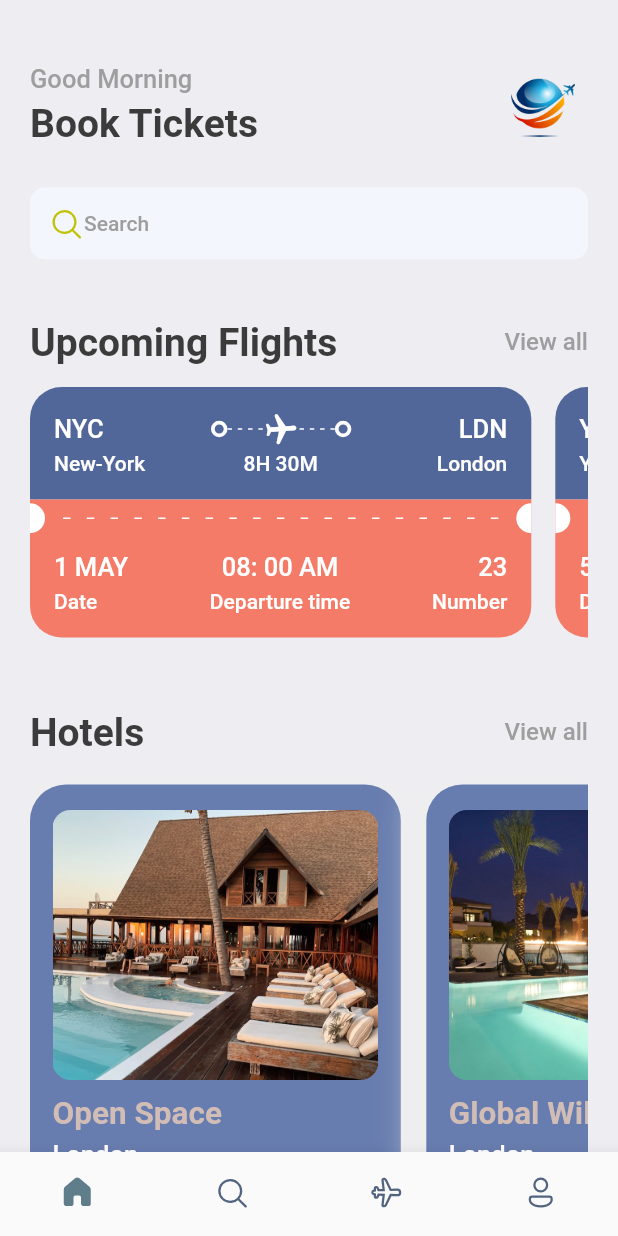
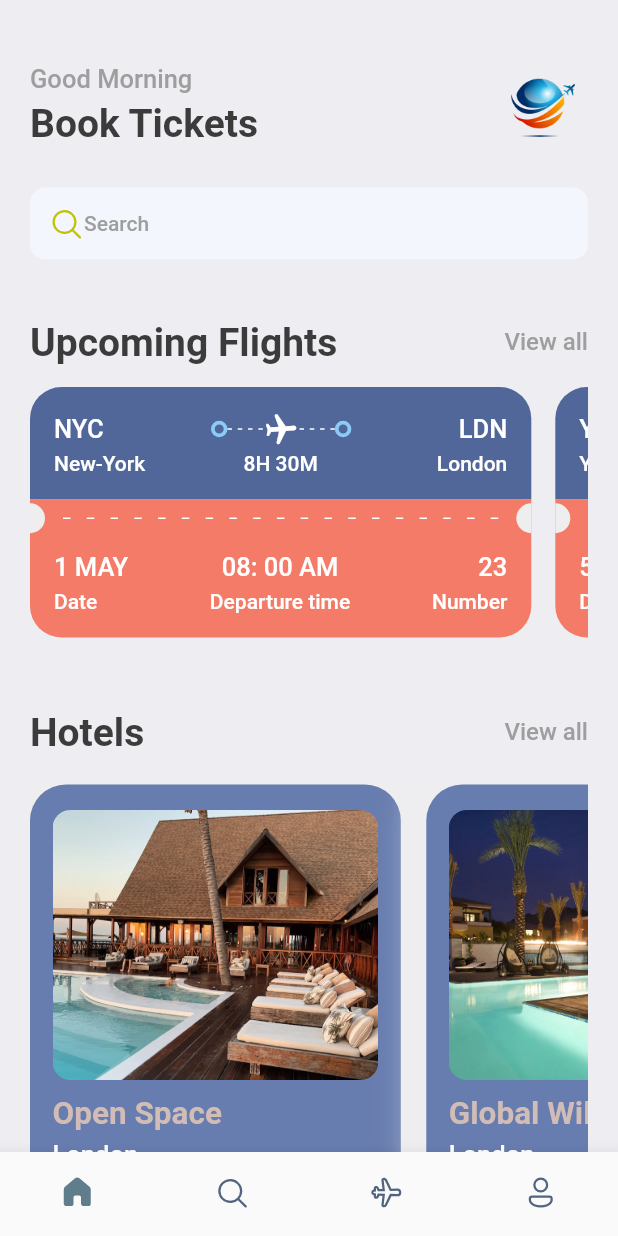
Before and after one commit to thutasann/booking-ticket, a Flutter app: the screen it shows after launch, on a phone screen of 412 x 824 dp. Run offline on Flutter 3.47's test engine with Material 2 defaults, Android fonts, the light colour scheme and no system bars; our stand-ins replace fluentui_icons, gap, get.

Commit message:
UI: Ticket View Props

```diff
--- a/lib/screens/bottom_bar.dart
+++ b/lib/screens/bottom_bar.dart
@@ -1,5 +1,6 @@
 import 'package:book_ticket/screens/home_screen.dart';
 import 'package:book_ticket/screens/search_screen.dart';
+import 'package:book_ticket/screens/ticket_screen.dart';
 import 'package:fluentui_icons/fluentui_icons.dart';
 import 'package:flutter/cupertino.dart';
 import 'package:flutter/material.dart';
@@ -16,7 +17,7 @@ class _BottomBarState extends State<BottomBar> {
   static final List<Widget> _widgetOptions = <Widget>[
     const HomeScreen(),
     const SearchScreen(),
-    const Text("Ticket"),
+    const TicketScreen(),
     const Text("Profile")
   ];
 
--- a/lib/views/ticket_view.dart
+++ b/lib/views/ticket_view.dart
@@ -7,7 +7,12 @@ import 'package:gap/gap.dart';
 
 class TicketView extends StatelessWidget {
   final Map<String, dynamic> ticket;
-  const TicketView({Key? key, required this.ticket}) : super(key: key);
+  final bool? isColor;
+  const TicketView({
+    Key? key,
+    required this.ticket,
+    this.isColor,
+  }) : super(key: key);
 
   @override
   Widget build(BuildContext context) {
@@ -23,10 +28,11 @@ class TicketView extends StatelessWidget {
             // First Container (Blue Part of the Ticket)
             Container(
               decoration: BoxDecoration(
-                color: const Color(0xFF526799),
+                color: isColor == null ? const Color(0xFF526799) : Colors.white,
                 borderRadius: BorderRadius.only(
                   topLeft: Radius.circular(AppLayout.getHeight(21)),
-                    topRight: Radius.circular(AppLayout.getHeight(21))),
+                  topRight: Radius.circular(AppLayout.getHeight(21)),
+                ),
               ),
               padding: const EdgeInsets.all(16),
               child: Column(
@@ -36,11 +42,16 @@ class TicketView extends StatelessWidget {
                     children: [
                       Text(
                         ticket['from']['code'],
-                        style:
-                            Styles.headLineStyle3.copyWith(color: Colors.white),
+                        style: isColor == null
+                            ? Styles.headLineStyle3.copyWith(
+                                color: Colors.white,
+                              )
+                            : Styles.headLineStyle3,
                       ),
                       Expanded(child: Container()),
-                      const ThickContainer(),
+                      const ThickContainer(
+                        isColor: true,
+                      ),
                       Expanded(
                         child: Stack(children: [
                           SizedBox(
@@ -54,35 +65,48 @@ class TicketView extends StatelessWidget {
                                       MainAxisAlignment.spaceBetween,
                                   mainAxisSize: MainAxisSize.max,
                                   children: List.generate(
-                                        (constraints.constrainWidth() / 6)
-                                            .floor(),
-                                        (index) => const SizedBox(
+                                    (constraints.constrainWidth() / 6).floor(),
+                                    (index) => SizedBox(
                                       width: 3,
                                       height: 1,
                                       child: DecoratedBox(
                                         decoration: BoxDecoration(
-                                                    color: Colors.white),
+                                          color: isColor == null
+                                              ? Colors.white
+                                              : Colors.grey.shade300,
                                         ),
-                                            )));
+                                      ),
+                                    ),
+                                  ),
+                                );
                               },
                             ),
                           ),
                           Center(
                             child: Transform.rotate(
                               angle: 1.5,
-                              child: const Icon(
+                              child: Icon(
                                 Icons.local_airport_rounded,
-                                color: Colors.white,
+                                color: isColor == null
+                                    ? Colors.white
+                                    : const Color(0xFF8ACCF7),
                               ),
                             ),
                           ),
                         ]),
                       ),
-                      const ThickContainer(),
+                      const ThickContainer(
+                        isColor: true,
+                      ),
                       Expanded(child: Container()),
-                      Text(ticket['to']['code'],
-                          style: Styles.headLineStyle3
-                              .copyWith(color: Colors.white)),
+                      Text(
+                        ticket['to']['code'],
+                        style: isColor == null
+                            ? Styles.headLineStyle3.copyWith(
+                                color: Colors.white,
+                              )
+                            : Styles.headLineStyle3,
+                      ),
                     ],
                   ),
 
@@ -96,22 +120,31 @@ class TicketView extends StatelessWidget {
                         width: AppLayout.getWidth(100),
                         child: Text(
                           ticket['from']['name'],
-                          style: Styles.headLineStyle4
-                              .copyWith(color: Colors.white),
+                          style: isColor == null
+                              ? Styles.headLineStyle4.copyWith(
+                                  color: Colors.white,
+                                )
+                              : Styles.headLineStyle4,
                         ),
                       ),
                       Text(
                         ticket['flying_time'],
-                        style:
-                            Styles.headLineStyle4.copyWith(color: Colors.white),
+                        style: isColor == null
+                            ? Styles.headLineStyle4.copyWith(
+                                color: Colors.white,
+                              )
+                            : Styles.headLineStyle4,
                       ),
                       SizedBox(
                         width: AppLayout.getWidth(100),
                         child: Text(
                           ticket['to']['name'],
                           textAlign: TextAlign.end,
-                          style: Styles.headLineStyle4
-                              .copyWith(color: Colors.white),
+                          style: isColor == null
+                              ? Styles.headLineStyle4.copyWith(
+                                  color: Colors.white,
+                                )
+                              : Styles.headLineStyle4,
                         ),
                       )
                     ],
@@ -122,16 +155,18 @@ class TicketView extends StatelessWidget {
 
             // Second Container (Red Part of the Ticket)
             Container(
-              color: Styles.orangeColor,
+              color: isColor == null ? Styles.orangeColor : Colors.white,
               child: Row(
                 children: [
                   SizedBox(
                     height: AppLayout.getHeight(20),
                     width: AppLayout.getWidth(10),
-                    child: const DecoratedBox(
+                    child: DecoratedBox(
                       decoration: BoxDecoration(
-                        color: Colors.white,
-                        borderRadius: BorderRadius.only(
+                        color: isColor == null
+                            ? Colors.grey.shade200
+                            : Colors.white,
+                        borderRadius: const BorderRadius.only(
                           topRight: Radius.circular(10),
                           bottomRight: Radius.circular(10),
                         ),
@@ -150,12 +185,15 @@ class TicketView extends StatelessWidget {
                             direction: Axis.horizontal,
                             children: List.generate(
                               (constraints.constrainWidth() / 15).floor(),
-                              (index) => const SizedBox(
+                              (index) => SizedBox(
                                 width: 5,
                                 height: 1,
                                 child: DecoratedBox(
-                                  decoration:
-                                      BoxDecoration(color: Colors.white),
+                                  decoration: BoxDecoration(
+                                    color: isColor == null
+                                        ? Colors.white
+                                        : Colors.grey.shade300,
+                                  ),
                                 ),
                               ),
                             ),
@@ -164,13 +202,15 @@ class TicketView extends StatelessWidget {
                       ),
                     ),
                   ),
-                  const SizedBox(
+                  SizedBox(
                     height: 20,
                     width: 10,
                     child: DecoratedBox(
                       decoration: BoxDecoration(
-                        color: Colors.white,
-                        borderRadius: BorderRadius.only(
+                        color: isColor == null
+                            ? Colors.grey.shade200
+                            : Colors.white,
+                        borderRadius: const BorderRadius.only(
                           topLeft: Radius.circular(10),
                           bottomLeft: Radius.circular(10),
                         ),
@@ -181,16 +221,21 @@ class TicketView extends StatelessWidget {
               ),
             ),
 
-            // Third Container (Red Part of the Ticket)
+            // Third Container (Bottom Part of the Ticket)
             Container(
               decoration: BoxDecoration(
-                color: Styles.orangeColor,
+                color: isColor == null ? Styles.orangeColor : Colors.white,
                 borderRadius: const BorderRadius.only(
                   bottomLeft: Radius.circular(21),
-                    bottomRight: Radius.circular(21)),
+                  bottomRight: Radius.circular(21),
+                ),
               ),
               padding: const EdgeInsets.only(
-                  left: 16, top: 10, right: 16, bottom: 16),
+                left: 16,
+                top: 10,
+                right: 16,
+                bottom: 16,
+              ),
               child: Column(
                 children: [
                   Row(
@@ -201,14 +246,20 @@ class TicketView extends StatelessWidget {
                         children: [
                           Text(
                             ticket['date'],
-                            style: Styles.headLineStyle3
-                                .copyWith(color: Colors.white),
+                            style: isColor == null
+                                ? Styles.headLineStyle3.copyWith(
+                                    color: Colors.white,
+                                  )
+                                : Styles.headLineStyle3,
                           ),
                           const Gap(5),
                           Text(
                             "Date",
-                            style: Styles.headLineStyle4
-                                .copyWith(color: Colors.white),
+                            style: isColor == null
+                                ? Styles.headLineStyle4.copyWith(
+                                    color: Colors.white,
+                                  )
+                                : Styles.headLineStyle4,
                           )
                         ],
                       ),
@@ -216,14 +267,20 @@ class TicketView extends StatelessWidget {
                         children: [
                           Text(
                             ticket['departure_time'],
-                            style: Styles.headLineStyle3
-                                .copyWith(color: Colors.white),
+                            style: isColor == null
+                                ? Styles.headLineStyle3.copyWith(
+                                    color: Colors.white,
+                                  )
+                                : Styles.headLineStyle3,
                           ),
                           const Gap(5),
                           Text(
                             "Departure time",
-                            style: Styles.headLineStyle4
-                                .copyWith(color: Colors.white),
+                            style: isColor == null
+                                ? Styles.headLineStyle4.copyWith(
+                                    color: Colors.white,
+                                  )
+                                : Styles.headLineStyle4,
                           ),
                         ],
                       ),
@@ -232,14 +289,20 @@ class TicketView extends StatelessWidget {
                         children: [
                           Text(
                             ticket['number'].toString(),
-                            style: Styles.headLineStyle3
-                                .copyWith(color: Colors.white),
+                            style: isColor == null
+                                ? Styles.headLineStyle3.copyWith(
+                                    color: Colors.white,
+                                  )
+                                : Styles.headLineStyle3,
                           ),
                           const Gap(5),
                           Text(
                             "Number",
-                            style: Styles.headLineStyle4
-                                .copyWith(color: Colors.white),
+                            style: isColor == null
+                                ? Styles.headLineStyle4.copyWith(
+                                    color: Colors.white,
+                                  )
+                                : Styles.headLineStyle4,
                           )
                         ],
                       )
--- a/lib/widgets/thick_container.dart
+++ b/lib/widgets/thick_container.dart
@@ -2,15 +2,20 @@ import 'package:flutter/cupertino.dart';
 import 'package:flutter/material.dart';
 
 class ThickContainer extends StatelessWidget {
-  const ThickContainer({super.key});
+  final bool? isColor;
+  const ThickContainer({super.key, this.isColor});
 
   @override
   Widget build(BuildContext context) {
     return Container(
       padding: const EdgeInsets.all(3.0),
       decoration: BoxDecoration(
-          borderRadius: BorderRadius.circular(20),
-          border: Border.all(width: 2.5, color: Colors.white)),
+        borderRadius: BorderRadius.circular(20),
+        border: Border.all(
+          width: 2.5,
+          color: isColor == null ? Colors.white : const Color(0xFF8ACCF7),
+        ),
+      ),
     );
   }
 }
```
Also changed, not shown: lib/screens/search_screen.dart (+4 -51 lines), lib/screens/ticket_screen.dart (added, +52 -0 lines), lib/widgets/ticket_tabs.dart (added, +71 -0 lines). Lines whose indentation alone changed are shown as unchanged.
